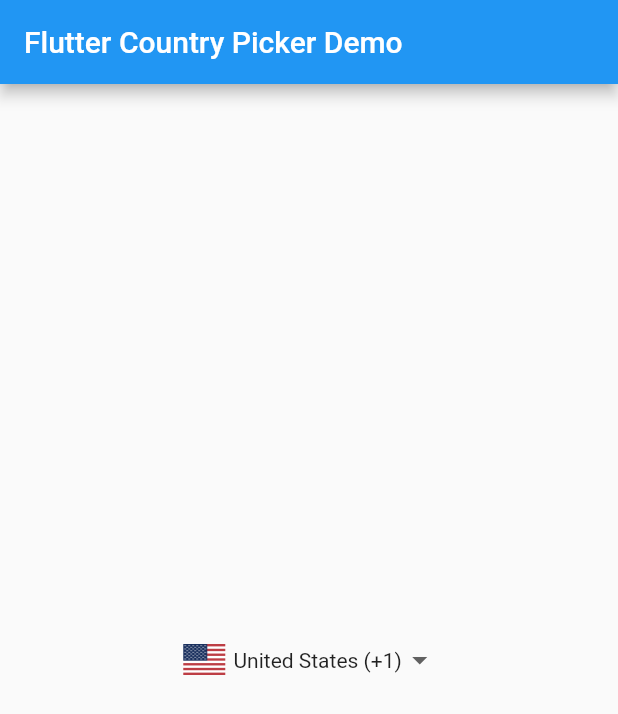
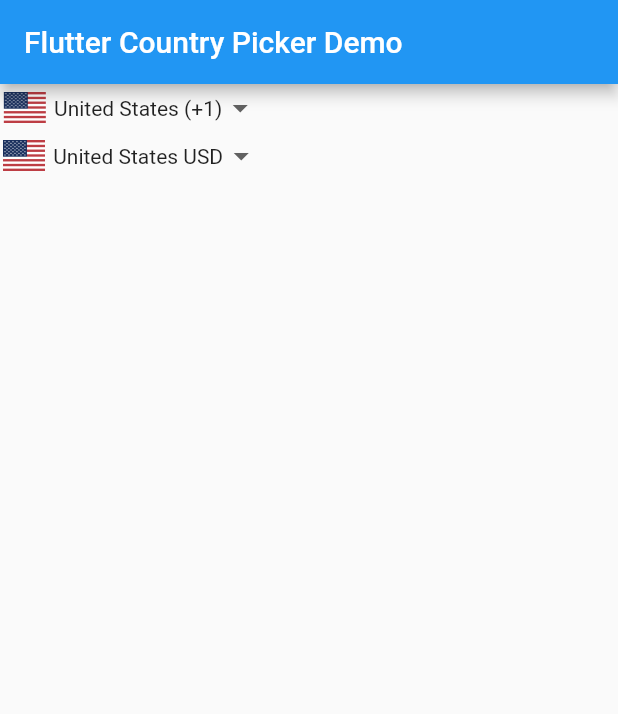
Before and after one commit to msandwidi/light_country_picker, a Flutter app: the screen it shows after launch, on a phone screen of 412 x 824 dp. Shown: the top 714 px of the screen. Run offline on Flutter 3.47's test engine with Material 2 defaults, Android fonts, the phone set to English and light mode, and no system bars; our stand-ins replace diacritic.

Commit message:
fixing example err

```diff
--- a/example/lib/main.dart
+++ b/example/lib/main.dart
@@ -33,13 +33,22 @@ class _MyHomePageState extends State<MyHomePage> {
       appBar: new AppBar(
         title: Text('Flutter Country Picker Demo'),
       ),
-      body: new Center(
-        child: CountryPicker(
-          showDialingCode: true,
-         onChanged: (country){
-            debugPrint(country.toString());
-         },
-        ),
+      body:  Column(
+        children: [
+          CountryPicker(
+            showDialingCode: true,
+            onChanged: (country){
+              debugPrint(country.toString());
+            },
+          ),
+          CountryPicker(
+            showDialingCode: false,
+            showCurrencyISO: true,
+            onChanged: (country){
+              debugPrint(country.currency.symbol);
+            },
+          ),
+        ]
       ),
     );
   }
--- a/pubspec.yaml
+++ b/pubspec.yaml
@@ -1,6 +1,6 @@
 name: light_country_picker
 description: Country Picker with Currency
-version: 0.0.5
+version: 0.0.8
 homepage: https://github.com/msandwidi
 
 environment:
```
Also changed, not shown: lib/light_country_picker.dart (+30 -12 lines), example/pubspec.lock, pubspec.lock, 2 other files.
